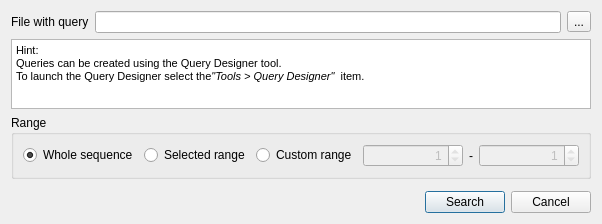
First picture: the form in src/plugins/query_designer/src/ui/QDDialog.ui, repository violethaze74/ugene, before the edit.
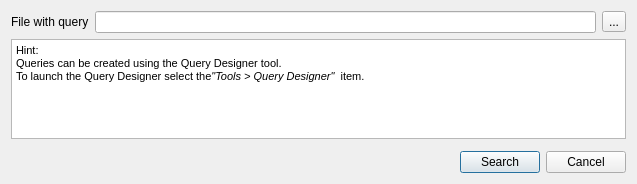
Second picture: the form after the edit.

Commit message: unify selecting sequence region widget UGENE-269

Patch:
```diff
--- a/src/plugins/query_designer/src/ui/QDDialog.ui
+++ b/src/plugins/query_designer/src/ui/QDDialog.ui
@@ -6,8 +6,8 @@
    <rect>
     <x>0</x>
     <y>0</y>
-    <width>569</width>
-    <height>217</height>
+    <width>637</width>
+    <height>184</height>
    </rect>
   </property>
   <property name="windowTitle">
@@ -54,10 +54,10 @@
       <string>&lt;!DOCTYPE HTML PUBLIC &quot;-//W3C//DTD HTML 4.0//EN&quot; &quot;http://www.w3.org/TR/REC-html40/strict.dtd&quot;&gt;
 &lt;html&gt;&lt;head&gt;&lt;meta name=&quot;qrichtext&quot; content=&quot;1&quot; /&gt;&lt;style type=&quot;text/css&quot;&gt;
 p, li { white-space: pre-wrap; }
-&lt;/style&gt;&lt;/head&gt;&lt;body style=&quot; font-family:'MS Shell Dlg 2'; font-size:8.25pt; font-weight:400; font-style:normal;&quot;&gt;
-&lt;p style=&quot; margin-top:0px; margin-bottom:0px; margin-left:0px; margin-right:0px; -qt-block-indent:0; text-indent:0px;&quot;&gt;&lt;span style=&quot; font-size:8pt;&quot;&gt;Hint: &lt;/span&gt;&lt;/p&gt;
-&lt;p style=&quot; margin-top:0px; margin-bottom:0px; margin-left:0px; margin-right:0px; -qt-block-indent:0; text-indent:0px;&quot;&gt;&lt;span style=&quot; font-size:8pt;&quot;&gt;Queries can be created using the Query Designer tool. &lt;/span&gt;&lt;/p&gt;
-&lt;p style=&quot; margin-top:0px; margin-bottom:0px; margin-left:0px; margin-right:0px; -qt-block-indent:0; text-indent:0px;&quot;&gt;&lt;span style=&quot; font-size:8pt;&quot;&gt;To launch the Query Designer select the&lt;/span&gt;&lt;span style=&quot; font-size:8pt; font-style:italic;&quot;&gt;&amp;quot;Tools &amp;gt; Query Designer&amp;quot;  &lt;/span&gt;&lt;span style=&quot; font-size:8pt;&quot;&gt;item.&lt;/span&gt;&lt;/p&gt;&lt;/body&gt;&lt;/html&gt;</string>
+&lt;/style&gt;&lt;/head&gt;&lt;body style=&quot; font-family:'Sans Serif'; font-size:9pt; font-weight:400; font-style:normal;&quot;&gt;
+&lt;p style=&quot; margin-top:0px; margin-bottom:0px; margin-left:0px; margin-right:0px; -qt-block-indent:0; text-indent:0px;&quot;&gt;&lt;span style=&quot; font-family:'MS Shell Dlg 2'; font-size:8pt;&quot;&gt;Hint: &lt;/span&gt;&lt;/p&gt;
+&lt;p style=&quot; margin-top:0px; margin-bottom:0px; margin-left:0px; margin-right:0px; -qt-block-indent:0; text-indent:0px;&quot;&gt;&lt;span style=&quot; font-family:'MS Shell Dlg 2'; font-size:8pt;&quot;&gt;Queries can be created using the Query Designer tool. &lt;/span&gt;&lt;/p&gt;
+&lt;p style=&quot; margin-top:0px; margin-bottom:0px; margin-left:0px; margin-right:0px; -qt-block-indent:0; text-indent:0px;&quot;&gt;&lt;span style=&quot; font-family:'MS Shell Dlg 2'; font-size:8pt;&quot;&gt;To launch the Query Designer select the&lt;/span&gt;&lt;span style=&quot; font-family:'MS Shell Dlg 2'; font-size:8pt; font-style:italic;&quot;&gt;&amp;quot;Tools &amp;gt; Query Designer&amp;quot;  &lt;/span&gt;&lt;span style=&quot; font-family:'MS Shell Dlg 2'; font-size:8pt;&quot;&gt;item.&lt;/span&gt;&lt;/p&gt;&lt;/body&gt;&lt;/html&gt;</string>
      </property>
      <property name="textInteractionFlags">
       <set>Qt::TextSelectableByKeyboard|Qt::TextSelectableByMouse</set>
@@ -65,113 +65,7 @@
     </widget>
    </item>
    <item>
-    <widget class="QGroupBox" name="groupBox">
-     <property name="sizePolicy">
-      <sizepolicy hsizetype="Preferred" vsizetype="Fixed">
-       <horstretch>0</horstretch>
-       <verstretch>0</verstretch>
-      </sizepolicy>
-     </property>
-     <property name="title">
-      <string>Range</string>
-     </property>
-     <layout class="QHBoxLayout" name="horizontalLayout_3">
-      <item>
-       <widget class="QRadioButton" name="radioWholeSequence">
-        <property name="text">
-         <string>Whole sequence</string>
-        </property>
-        <property name="checked">
-         <bool>true</bool>
-        </property>
-       </widget>
-      </item>
-      <item>
-       <widget class="QRadioButton" name="radioSelectedRange">
-        <property name="text">
-         <string>Selected range</string>
-        </property>
-       </widget>
-      </item>
-      <item>
-       <widget class="QRadioButton" name="radioCustomRange">
-        <property name="text">
-         <string>Custom range</string>
-        </property>
-       </widget>
-      </item>
-      <item>
-       <widget class="QSpinBox" name="spinRangeStart">
-        <property name="enabled">
-         <bool>false</bool>
-        </property>
-        <property name="minimumSize">
-         <size>
-          <width>100</width>
-          <height>0</height>
-         </size>
-        </property>
-        <property name="alignment">
-         <set>Qt::AlignRight|Qt::AlignTrailing|Qt::AlignVCenter</set>
-        </property>
-        <property name="accelerated">
-         <bool>true</bool>
-        </property>
-        <property name="minimum">
-         <number>1</number>
-        </property>
-        <property name="maximum">
-         <number>1</number>
-        </property>
-       </widget>
-      </item>
-      <item>
-       <widget class="QLabel" name="lRangeStart">
-        <property name="text">
-         <string>-</string>
-        </property>
-       </widget>
-      </item>
-      <item>
-       <widget class="QSpinBox" name="spinRangeEnd">
-        <property name="enabled">
-         <bool>false</bool>
-        </property>
-        <property name="minimumSize">
-         <size>
-          <width>100</width>
-          <height>0</height>
-         </size>
-        </property>
-        <property name="alignment">
-         <set>Qt::AlignRight|Qt::AlignTrailing|Qt::AlignVCenter</set>
-        </property>
-        <property name="accelerated">
-         <bool>true</bool>
-        </property>
-        <property name="minimum">
-         <number>1</number>
-        </property>
-        <property name="maximum">
-         <number>1</number>
-        </property>
-       </widget>
-      </item>
-      <item>
-       <spacer name="horizontalSpacer_2">
-        <property name="orientation">
-         <enum>Qt::Horizontal</enum>
-        </property>
-        <property name="sizeHint" stdset="0">
-         <size>
-          <width>93</width>
-          <height>20</height>
-         </size>
-        </property>
-       </spacer>
-      </item>
-     </layout>
-    </widget>
+    <layout class="QHBoxLayout" name="rangeSelectorLayout"/>
    </item>
    <item>
     <widget class="QWidget" name="annotationsWidget" native="true">
```
The commit also changes 37 other files.
